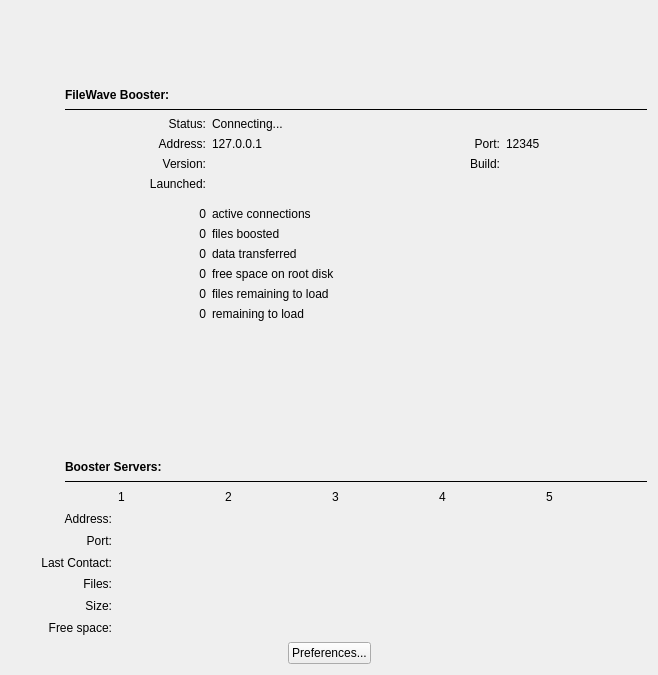
Above: FileWaveGuiLib/BoosterMonitor/boosterstatusdlg.ui from fw-dev/translations before the change. Below: the same form after it.
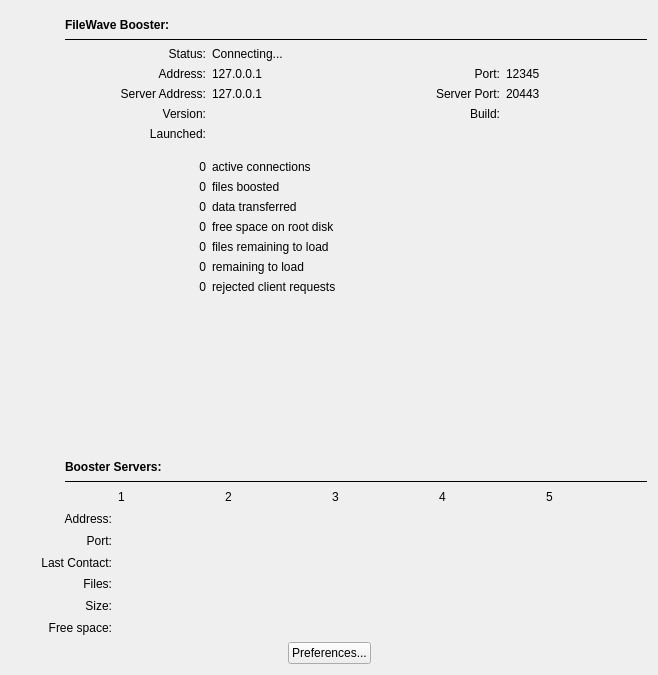
That is the form after the change.

Patch:
```diff
--- a/FileWaveGuiLib/BoosterMonitor/boosterstatusdlg.ui
+++ b/FileWaveGuiLib/BoosterMonitor/boosterstatusdlg.ui
@@ -16,51 +16,6 @@
   <layout class="QVBoxLayout" name="verticalLayout_3">
    <item>
     <layout class="QGridLayout" name="gridLayout_3">
-     <item row="0" column="0" rowspan="3">
-      <layout class="QVBoxLayout" name="verticalLayout">
-       <item>
-        <widget class="QLabel" name="logoLabel">
-         <property name="sizePolicy">
-          <sizepolicy hsizetype="Fixed" vsizetype="Fixed">
-           <horstretch>0</horstretch>
-           <verstretch>0</verstretch>
-          </sizepolicy>
-         </property>
-         <property name="minimumSize">
-          <size>
-           <width>48</width>
-           <height>48</height>
-          </size>
-         </property>
-         <property name="maximumSize">
-          <size>
-           <width>48</width>
-           <height>48</height>
-          </size>
-         </property>
-         <property name="text">
-          <string/>
-         </property>
-         <property name="scaledContents">
-          <bool>true</bool>
-         </property>
-        </widget>
-       </item>
-       <item>
-        <spacer name="verticalSpacer_2">
-         <property name="orientation">
-          <enum>Qt::Vertical</enum>
-         </property>
-         <property name="sizeHint" stdset="0">
-          <size>
-           <width>28</width>
-           <height>48</height>
-          </size>
-         </property>
-        </spacer>
-       </item>
-      </layout>
-     </item>
      <item row="0" column="1">
       <widget class="QLabel" name="label">
        <property name="sizePolicy">
@@ -89,6 +44,51 @@
        </property>
       </widget>
      </item>
+     <item row="0" column="0" rowspan="4">
+      <layout class="QVBoxLayout" name="verticalLayout">
+       <item>
+        <widget class="QLabel" name="logoLabel">
+         <property name="sizePolicy">
+          <sizepolicy hsizetype="Fixed" vsizetype="Fixed">
+           <horstretch>0</horstretch>
+           <verstretch>0</verstretch>
+          </sizepolicy>
+         </property>
+         <property name="minimumSize">
+          <size>
+           <width>48</width>
+           <height>48</height>
+          </size>
+         </property>
+         <property name="maximumSize">
+          <size>
+           <width>48</width>
+           <height>48</height>
+          </size>
+         </property>
+         <property name="text">
+          <string/>
+         </property>
+         <property name="scaledContents">
+          <bool>true</bool>
+         </property>
+        </widget>
+       </item>
+       <item>
+        <spacer name="verticalSpacer_2">
+         <property name="orientation">
+          <enum>Qt::Vertical</enum>
+         </property>
+         <property name="sizeHint" stdset="0">
+          <size>
+           <width>28</width>
+           <height>48</height>
+          </size>
+         </property>
+        </spacer>
+       </item>
+      </layout>
+     </item>
      <item row="1" column="1">
       <widget class="Line" name="line">
        <property name="frameShadow">
@@ -104,91 +104,7 @@
      </item>
      <item row="2" column="1">
       <layout class="QGridLayout" name="gridLayout_2">
-       <item row="8" column="1" colspan="2">
-        <widget class="QLabel" name="label_16">
-         <property name="text">
-          <string>free space on root disk</string>
-         </property>
-        </widget>
-       </item>
-       <item row="10" column="1">
-        <widget class="QLabel" name="label_14">
-         <property name="text">
-          <string>remaining to load</string>
-         </property>
-        </widget>
-       </item>
-       <item row="0" column="0">
-        <widget class="QLabel" name="label_5">
-         <property name="text">
-          <string>Status:</string>
-         </property>
-         <property name="alignment">
-          <set>Qt::AlignRight|Qt::AlignTrailing|Qt::AlignVCenter</set>
-         </property>
-        </widget>
-       </item>
-       <item row="9" column="1">
-        <widget class="QLabel" name="label_6">
-         <property name="text">
-          <string>files remaining to load</string>
-         </property>
-        </widget>
-       </item>
-       <item row="9" column="0">
-        <widget class="QLabel" name="labelFilesToLoad">
-         <property name="text">
-          <string>0</string>
-         </property>
-         <property name="alignment">
-          <set>Qt::AlignRight|Qt::AlignTrailing|Qt::AlignVCenter</set>
-         </property>
-        </widget>
-       </item>
-       <item row="1" column="0">
-        <widget class="QLabel" name="label_2">
-         <property name="text">
-          <string>Address:</string>
-         </property>
-         <property name="alignment">
-          <set>Qt::AlignRight|Qt::AlignTrailing|Qt::AlignVCenter</set>
-         </property>
-        </widget>
-       </item>
-       <item row="2" column="1">
-        <widget class="QLabel" name="labelVersion">
-         <property name="text">
-          <string/>
-         </property>
-         <property name="scaledContents">
-          <bool>true</bool>
-         </property>
-        </widget>
-       </item>
-       <item row="5" column="1">
-        <widget class="QLabel" name="label_7">
-         <property name="text">
-          <string>active connections</string>
-         </property>
-        </widget>
-       </item>
-       <item row="4" column="0">
-        <spacer name="verticalSpacer">
-         <property name="orientation">
-          <enum>Qt::Vertical</enum>
-         </property>
-         <property name="sizeType">
-          <enum>QSizePolicy::Fixed</enum>
-         </property>
-         <property name="sizeHint" stdset="0">
-          <size>
-           <width>20</width>
-           <height>10</height>
-          </size>
-         </property>
-        </spacer>
-       </item>
-       <item row="5" column="0">
+       <item row="7" column="0">
         <widget class="QLabel" name="labelActiveConnections">
          <property name="text">
           <string>0</string>
@@ -198,7 +114,47 @@
          </property>
         </widget>
        </item>
-       <item row="1" column="3">
+       <item row="4" column="2">
+        <widget class="QLabel" name="label_9">
+         <property name="text">
+          <string>Build:</string>
+         </property>
+         <property name="scaledContents">
+          <bool>true</bool>
+         </property>
+         <property name="alignment">
+          <set>Qt::AlignRight|Qt::AlignTrailing|Qt::AlignVCenter</set>
+         </property>
+        </widget>
+       </item>
+       <item row="3" column="0">
+        <widget class="QLabel" name="label_13">
+         <property name="text">
+          <string>Server Address:</string>
+         </property>
+         <property name="alignment">
+          <set>Qt::AlignRight|Qt::AlignTrailing|Qt::AlignVCenter</set>
+         </property>
+        </widget>
+       </item>
+       <item row="3" column="1">
+        <widget class="QLabel" name="labelServerAddress">
+         <property name="text">
+          <string>127.0.0.1</string>
+         </property>
+        </widget>
+       </item>
+       <item row="13" column="0">
+        <widget class="QLabel" name="labelRejectedClientCount">
+         <property name="text">
+          <string>0</string>
+         </property>
+         <property name="alignment">
+          <set>Qt::AlignRight|Qt::AlignTrailing|Qt::AlignVCenter</set>
+         </property>
+        </widget>
+       </item>
+       <item row="2" column="3">
         <widget class="QLabel" name="labelPort">
          <property name="text">
           <string>12345</string>
@@ -206,7 +162,23 @@
         </widget>
        </item>
        <item row="6" column="0">
-        <widget class="QLabel" name="labelFilesBoosted">
+        <spacer name="verticalSpacer">
+         <property name="orientation">
+          <enum>Qt::Vertical</enum>
+         </property>
+         <property name="sizeType">
+          <enum>QSizePolicy::Fixed</enum>
+         </property>
+         <property name="sizeHint" stdset="0">
+          <size>
+           <width>20</width>
+           <height>13</height>
+          </size>
+         </property>
+        </spacer>
+       </item>
+       <item row="11" column="0">
+        <widget class="QLabel" name="labelFilesToLoad">
          <property name="text">
           <string>0</string>
          </property>
@@ -215,7 +187,17 @@
          </property>
         </widget>
        </item>
-       <item row="7" column="0">
+       <item row="2" column="2">
+        <widget class="QLabel" name="label_8">
+         <property name="text">
+          <string>Port:</string>
+         </property>
+         <property name="alignment">
+          <set>Qt::AlignRight|Qt::AlignTrailing|Qt::AlignVCenter</set>
+         </property>
+        </widget>
+       </item>
+       <item row="9" column="0">
         <widget class="QLabel" name="labelDataTransfered">
          <property name="text">
           <string>0</string>
@@ -225,8 +207,8 @@
          </property>
         </widget>
        </item>
-       <item row="3" column="1">
-        <widget class="QLabel" name="labelLaunched">
+       <item row="4" column="1">
+        <widget class="QLabel" name="labelVersion">
          <property name="text">
           <string/>
          </property>
@@ -235,56 +217,6 @@
          </property>
         </widget>
        </item>
-       <item row="3" column="0">
-        <widget class="QLabel" name="label_4">
-         <property name="text">
-          <string>Launched:</string>
-         </property>
-         <property name="scaledContents">
-          <bool>true</bool>
-         </property>
-         <property name="alignment">
-          <set>Qt::AlignRight|Qt::AlignTrailing|Qt::AlignVCenter</set>
-         </property>
-        </widget>
-       </item>
-       <item row="6" column="1" colspan="2">
-        <widget class="QLabel" name="label_12">
-         <property name="text">
-          <string>files boosted</string>
-         </property>
-        </widget>
-       </item>
-       <item row="7" column="1" colspan="2">
-        <widget class="QLabel" name="label_15">
-         <property name="text">
-          <string>data transferred</string>
-         </property>
-        </widget>
-       </item>
-       <item row="2" column="0">
-        <widget class="QLabel" name="label_3">
-         <property name="text">
-          <string>Version:</string>
-         </property>
-         <property name="scaledContents">
-          <bool>true</bool>
-         </property>
-         <property name="alignment">
-          <set>Qt::AlignRight|Qt::AlignTrailing|Qt::AlignVCenter</set>
-         </property>
-        </widget>
-       </item>
-       <item row="8" column="0">
-        <widget class="QLabel" name="labelFreeSpace">
-         <property name="text">
-          <string>0</string>
-         </property>
-         <property name="alignment">
-          <set>Qt::AlignRight|Qt::AlignTrailing|Qt::AlignVCenter</set>
-         </property>
-        </widget>
-       </item>
        <item row="0" column="1" colspan="3">
         <widget class="QLabel" name="labelServerStatus">
          <property name="text">
@@ -295,37 +227,129 @@
          </property>
         </widget>
        </item>
-       <item row="2" column="3">
-        <widget class="QLabel" name="labelBuild">
-         <property name="text">
-          <string/>
-         </property>
-         <property name="scaledContents">
-          <bool>true</bool>
-         </property>
-        </widget>
-       </item>
-       <item row="2" column="2">
-        <widget class="QLabel" name="label_9">
-         <property name="text">
-          <string>Build:</string>
-         </property>
-         <property name="scaledContents">
-          <bool>true</bool>
-         </property>
-         <property name="alignment">
-          <set>Qt::AlignRight|Qt::AlignTrailing|Qt::AlignVCenter</set>
-         </property>
-        </widget>
-       </item>
-       <item row="1" column="1">
+       <item row="2" column="1">
         <widget class="QLabel" name="labelAddress">
          <property name="text">
           <string>127.0.0.1</string>
          </property>
         </widget>
        </item>
+       <item row="5" column="1">
+        <widget class="QLabel" name="labelLaunched">
+         <property name="text">
+          <string/>
+         </property>
+         <property name="scaledContents">
+          <bool>true</bool>
+         </property>
+        </widget>
+       </item>
+       <item row="11" column="1">
+        <widget class="QLabel" name="label_6">
+         <property name="text">
+          <string>files remaining to load</string>
+         </property>
+        </widget>
+       </item>
        <item row="10" column="0">
+        <widget class="QLabel" name="labelFreeSpace">
+         <property name="text">
+          <string>0</string>
+         </property>
+         <property name="alignment">
+          <set>Qt::AlignRight|Qt::AlignTrailing|Qt::AlignVCenter</set>
+         </property>
+        </widget>
+       </item>
+       <item row="0" column="0">
+        <widget class="QLabel" name="label_5">
+         <property name="text">
+          <string>Status:</string>
+         </property>
+         <property name="alignment">
+          <set>Qt::AlignRight|Qt::AlignTrailing|Qt::AlignVCenter</set>
+         </property>
+        </widget>
+       </item>
+       <item row="10" column="1" colspan="2">
+        <widget class="QLabel" name="label_16">
+         <property name="text">
+          <string>free space on root disk</string>
+         </property>
+        </widget>
+       </item>
+       <item row="4" column="0">
+        <widget class="QLabel" name="label_3">
+         <property name="text">
+          <string>Version:</string>
+         </property>
+         <property name="scaledContents">
+          <bool>true</bool>
+         </property>
+         <property name="alignment">
+          <set>Qt::AlignRight|Qt::AlignTrailing|Qt::AlignVCenter</set>
+         </property>
+        </widget>
+       </item>
+       <item row="8" column="0">
+        <widget class="QLabel" name="labelFilesBoosted">
+         <property name="text">
+          <string>0</string>
+         </property>
+         <property name="alignment">
+          <set>Qt::AlignRight|Qt::AlignTrailing|Qt::AlignVCenter</set>
+         </property>
+        </widget>
+       </item>
+       <item row="3" column="2">
+        <widget class="QLabel" name="label_11">
+         <property name="text">
+          <string>Server Port:</string>
+         </property>
+         <property name="alignment">
+          <set>Qt::AlignRight|Qt::AlignTrailing|Qt::AlignVCenter</set>
+         </property>
+        </widget>
+       </item>
+       <item row="7" column="1">
+        <widget class="QLabel" name="label_7">
+         <property name="text">
+          <string>active connections</string>
+         </property>
+        </widget>
+       </item>
+       <item row="12" column="1">
+        <widget class="QLabel" name="label_14">
+         <property name="text">
+          <string>remaining to load</string>
+         </property>
+        </widget>
+       </item>
+       <item row="3" column="3">
+        <widget class="QLabel" name="labelServerPort">
+         <property name="text">
+          <string>20443</string>
+         </property>
+        </widget>
+       </item>
+       <item row="9" column="1" colspan="2">
+        <widget class="QLabel" name="label_15">
+         <property name="text">
+          <string>data transferred</string>
+         </property>
+        </widget>
+       </item>
+       <item row="4" column="3">
+        <widget class="QLabel" name="labelBuild">
+         <property name="text">
+          <string/>
+         </property>
+         <property name="scaledContents">
+          <bool>true</bool>
+         </property>
+        </widget>
+       </item>
+       <item row="12" column="0">
         <widget class="QLabel" name="labelKBToLoad">
          <property name="text">
           <string>0</string>
@@ -335,16 +359,46 @@
          </property>
         </widget>
        </item>
-       <item row="1" column="2">
-        <widget class="QLabel" name="label_8">
+       <item row="5" column="0">
+        <widget class="QLabel" name="label_4">
          <property name="text">
-          <string>Port:</string>
+          <string>Launched:</string>
          </property>
+         <property name="scaledContents">
+          <bool>true</bool>
+         </property>
          <property name="alignment">
           <set>Qt::AlignRight|Qt::AlignTrailing|Qt::AlignVCenter</set>
          </property>
         </widget>
        </item>
+       <item row="2" column="0">
+        <widget class="QLabel" name="label_2">
+         <property name="text">
+          <string>Address:</string>
+         </property>
+         <property name="alignment">
+          <set>Qt::AlignRight|Qt::AlignTrailing|Qt::AlignVCenter</set>
+         </property>
+        </widget>
+       </item>
+       <item row="8" column="1">
+        <widget class="QLabel" name="label_12">
+         <property name="text">
+          <string>files boosted</string>
+         </property>
+        </widget>
+       </item>
+       <item row="13" column="1" colspan="2">
+        <widget class="QLabel" name="label_10">
+         <property name="text">
+          <string>rejected client requests</string>
+         </property>
+         <property name="alignment">
+          <set>Qt::AlignLeading|Qt::AlignLeft|Qt::AlignVCenter</set>
+         </property>
+        </widget>
+       </item>
       </layout>
      </item>
     </layout>
```
